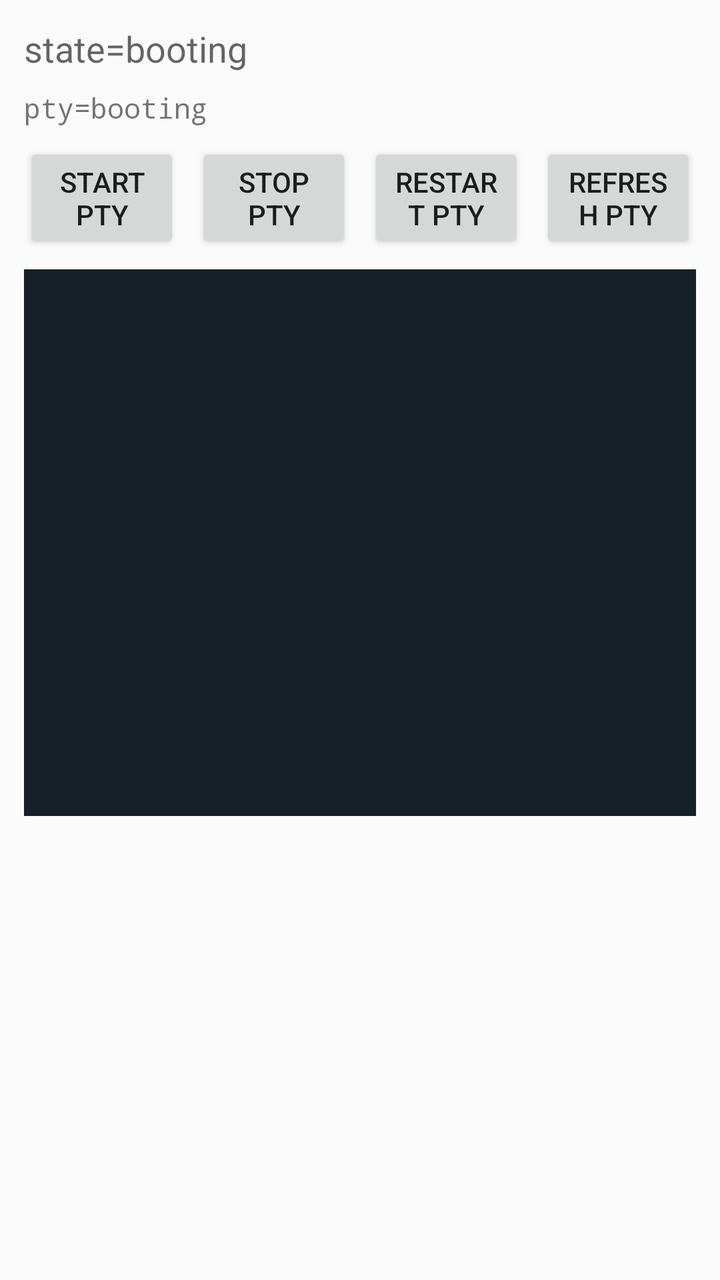
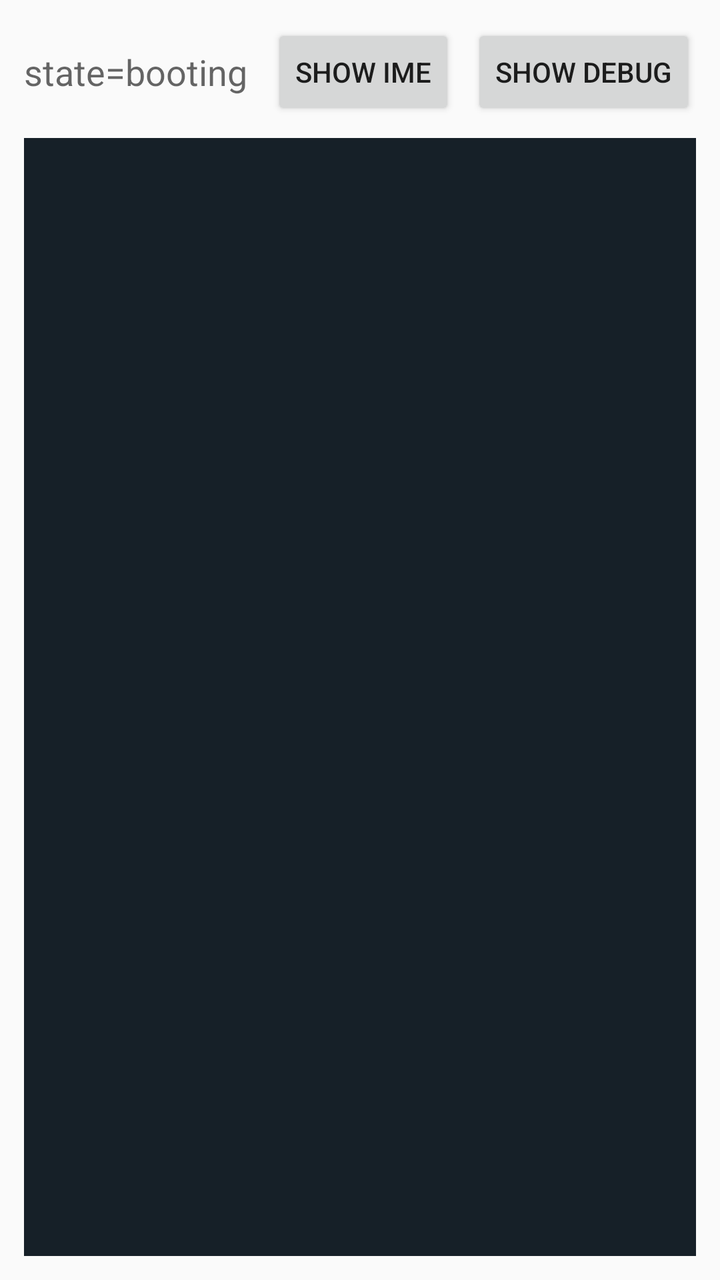

Compare the two renders of this Android layout. The source of the first and the diff that turns it into the second are given below.
<!-- AndroidManifest.xml: application theme android:Theme.Material.Light.NoActionBar -->
<!-- res/layout/activity_main.xml -->
<LinearLayout xmlns:android="http://schemas.android.com/apk/res/android"
    android:layout_width="match_parent"
    android:layout_height="match_parent"
    android:orientation="vertical"
    android:padding="12dp">

    <TextView
        android:id="@+id/status_text"
        android:layout_width="match_parent"
        android:layout_height="wrap_content"
        android:paddingBottom="8dp"
        android:text="@string/status_booting"
        android:textAppearance="@android:style/TextAppearance.Material.Medium" />

    <TextView
        android:id="@+id/pty_status_text"
        android:layout_width="match_parent"
        android:layout_height="wrap_content"
        android:fontFamily="monospace"
        android:paddingBottom="8dp"
        android:text="@string/pty_status_booting"
        android:textAppearance="@android:style/TextAppearance.Material.Small" />

    <LinearLayout
        android:layout_width="match_parent"
        android:layout_height="wrap_content"
        android:layout_marginBottom="8dp"
        android:gravity="center_vertical"
        android:orientation="horizontal">

        <Button
            android:id="@+id/pty_start_button"
            android:layout_width="0dp"
            android:layout_height="wrap_content"
            android:layout_weight="1"
            android:text="@string/pty_start" />

        <Button
            android:id="@+id/pty_stop_button"
            android:layout_width="0dp"
            android:layout_height="wrap_content"
            android:layout_marginStart="8dp"
            android:layout_weight="1"
            android:text="@string/pty_stop" />

        <Button
            android:id="@+id/pty_restart_button"
            android:layout_width="0dp"
            android:layout_height="wrap_content"
            android:layout_marginStart="8dp"
            android:layout_weight="1"
            android:text="@string/pty_restart" />

        <Button
            android:id="@+id/pty_refresh_button"
            android:layout_width="0dp"
            android:layout_height="wrap_content"
            android:layout_marginStart="8dp"
            android:layout_weight="1"
            android:text="@string/pty_refresh" />
    </LinearLayout>

    <FrameLayout
        android:id="@+id/host_surface_container"
        android:layout_width="match_parent"
        android:layout_height="0dp"
        android:layout_weight="1"
        android:background="#162028" />

    <ScrollView
        android:layout_width="match_parent"
        android:layout_height="220dp"
        android:fillViewport="true">

        <TextView
            android:id="@+id/event_log"
            android:layout_width="match_parent"
            android:layout_height="wrap_content"
            android:fontFamily="monospace"
            android:paddingTop="8dp"
            android:textAppearance="@android:style/TextAppearance.Material.Small" />
    </ScrollView>
</LinearLayout>
<!-- resources referenced by this layout -->
<resources>
  <string name="pty_refresh">Refresh PTY</string>
  <string name="pty_restart">Restart PTY</string>
  <string name="pty_start">Start PTY</string>
  <string name="pty_status_booting">pty=booting</string>
  <string name="pty_stop">Stop PTY</string>
  <string name="status_booting">state=booting</string>
</resources>

<!-- the commit's change to res/layout/activity_main.xml (unified diff, before → after) -->
@@ -1,83 +1,115 @@
-<LinearLayout xmlns:android="http://schemas.android.com/apk/res/android"
+<FrameLayout xmlns:android="http://schemas.android.com/apk/res/android"
     android:layout_width="match_parent"
     android:layout_height="match_parent"
-    android:orientation="vertical"
     android:padding="12dp">
 
-    <TextView
-        android:id="@+id/status_text"
+    <LinearLayout
+        android:id="@+id/product_view"
         android:layout_width="match_parent"
-        android:layout_height="wrap_content"
-        android:paddingBottom="8dp"
-        android:text="@string/status_booting"
-        android:textAppearance="@android:style/TextAppearance.Material.Medium" />
+        android:layout_height="match_parent"
+        android:orientation="vertical">
 
-    <TextView
-        android:id="@+id/pty_status_text"
-        android:layout_width="match_parent"
-        android:layout_height="wrap_content"
-        android:fontFamily="monospace"
-        android:paddingBottom="8dp"
-        android:text="@string/pty_status_booting"
-        android:textAppearance="@android:style/TextAppearance.Material.Small" />
+        <LinearLayout
+            android:layout_width="match_parent"
+            android:layout_height="wrap_content"
+            android:gravity="center_vertical"
+            android:orientation="horizontal">
+
+            <TextView
+                android:id="@+id/progress_summary_text"
+                android:layout_width="0dp"
+                android:layout_height="wrap_content"
+                android:layout_weight="1"
+                android:maxLines="2"
+                android:text="@string/status_booting"
+                android:textAppearance="@android:style/TextAppearance.Material.Medium" />
+
+            <Button
+                android:id="@+id/ime_toggle_button"
+                android:layout_width="wrap_content"
+                android:layout_height="wrap_content"
+                android:layout_marginStart="8dp"
+                android:text="@string/show_ime" />
+
+            <Button
+                android:id="@+id/view_mode_button"
+                android:layout_width="wrap_content"
+                android:layout_height="wrap_content"
+                android:layout_marginStart="8dp"
+                android:text="@string/show_debug_view" />
+        </LinearLayout>
+
+        <EditText
+            android:id="@+id/ime_probe_input"
+            android:layout_width="1dp"
+            android:layout_height="1dp"
+            android:alpha="0"
+            android:importantForAutofill="no"
+            android:inputType="text"
+            android:singleLine="true" />
+
+        <FrameLayout
+            android:id="@+id/product_surface_container"
+            android:layout_width="match_parent"
+            android:layout_height="0dp"
+            android:layout_marginTop="8dp"
+            android:layout_weight="1"
+            android:minHeight="180dp"
+            android:background="#162028" />
+    </LinearLayout>
 
     <LinearLayout
+        android:id="@+id/debug_view"
         android:layout_width="match_parent"
-        android:layout_height="wrap_content"
-        android:layout_marginBottom="8dp"
-        android:gravity="center_vertical"
-        android:orientation="horizontal">
+        android:layout_height="match_parent"
+        android:orientation="vertical"
+        android:visibility="gone">
 
-        <Button
-            android:id="@+id/pty_start_button"
-            android:layout_width="0dp"
+        <LinearLayout
+            android:layout_width="match_parent"
             android:layout_height="wrap_content"
-            android:layout_weight="1"
-            android:text="@string/pty_start" />
+            android:gravity="center_vertical"
+            android:orientation="horizontal">
 
-        <Button
-            android:id="@+id/pty_stop_button"
-            android:layout_width="0dp"
-            android:layout_height="wrap_content"
-            android:layout_marginStart="8dp"
-            android:layout_weight="1"
-            android:text="@string/pty_stop" />
+            <TextView
+                android:id="@+id/debug_title_text"
+                android:layout_width="0dp"
+                android:layout_height="wrap_content"
+                android:layout_weight="1"
+                android:text="@string/debug_view_title"
+                android:textAppearance="@android:style/TextAppearance.Material.Medium" />
 
-        <Button
-            android:id="@+id/pty_restart_button"
-            android:layout_width="0dp"
-            android:layout_height="wrap_content"
-            android:layout_marginStart="8dp"
-            android:layout_weight="1"
-            android:text="@string/pty_restart" />
-
-        <Button
-            android:id="@+id/pty_refresh_button"
-            android:layout_width="0dp"
-            android:layout_height="wrap_content"
-            android:layout_marginStart="8dp"
-            android:layout_weight="1"
-            android:text="@string/pty_refresh" />
-    </LinearLayout>
-
-    <FrameLayout
-        android:id="@+id/host_surface_container"
-        android:layout_width="match_parent"
-        android:layout_height="0dp"
-        android:layout_weight="1"
-        android:background="#162028" />
-
-    <ScrollView
-        android:layout_width="match_parent"
-        android:layout_height="220dp"
-        android:fillViewport="true">
+            <Button
+                android:id="@+id/debug_view_mode_button"
+                android:layout_width="wrap_content"
+                android:layout_height="wrap_content"
+                android:layout_marginStart="8dp"
+                android:text="@string/show_product_view" />
+        </LinearLayout>
 
         <TextView
-            android:id="@+id/event_log"
+            android:id="@+id/status_text"
             android:layout_width="match_parent"
             android:layout_height="wrap_content"
-            android:fontFamily="monospace"
             android:paddingTop="8dp"
-            android:textAppearance="@android:style/TextAppearance.Material.Small" />
-    </ScrollView>
-</LinearLayout>
+            android:paddingBottom="8dp"
+            android:text="@string/status_booting"
+            android:textAppearance="@android:style/TextAppearance.Material.Medium" />
+
+        <ScrollView
+            android:layout_width="match_parent"
+            android:layout_height="0dp"
+            android:layout_marginTop="8dp"
+            android:layout_weight="1"
+            android:fillViewport="true">
+
+            <TextView
+                android:id="@+id/event_log"
+                android:layout_width="match_parent"
+                android:layout_height="wrap_content"
+                android:fontFamily="monospace"
+                android:paddingTop="8dp"
+                android:textAppearance="@android:style/TextAppearance.Material.Small" />
+        </ScrollView>
+    </LinearLayout>
+</FrameLayout>
<!-- resource entries referenced after the edit -->
@@ -1,10 +1,9 @@
 <!-- resources referenced by this layout -->
 <resources>
-  <string name="pty_refresh">Refresh PTY</string>
-  <string name="pty_restart">Restart PTY</string>
-  <string name="pty_start">Start PTY</string>
-  <string name="pty_status_booting">pty=booting</string>
-  <string name="pty_stop">Stop PTY</string>
+  <string name="debug_view_title">Debug View</string>
+  <string name="show_debug_view">Show Debug</string>
+  <string name="show_ime">Show IME</string>
+  <string name="show_product_view">Show Product</string>
   <string name="status_booting">state=booting</string>
 </resources>
 
